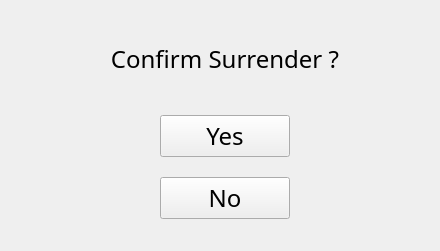
Generals-OI/Generals.OI, file src/gameWindow/surrenderWindow/surrenderWindow.ui: the form before one commit.
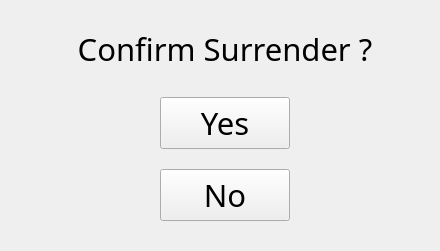
The form after the commit.

Commit message: fix: filled the background color of 'SurrenderWindow'

The edit to the form file:
```diff
--- a/src/gameWindow/surrenderWindow/surrenderWindow.ui
+++ b/src/gameWindow/surrenderWindow/surrenderWindow.ui
@@ -13,7 +13,7 @@
   <property name="font">
    <font>
     <family>Quicksand Medium</family>
-    <pointsize>18</pointsize>
+    <pointsize>12</pointsize>
    </font>
   </property>
   <property name="windowTitle">
@@ -47,6 +47,12 @@
    </item>
    <item>
     <widget class="QLabel" name="lbSurrender">
+     <property name="font">
+      <font>
+       <family>Quicksand Medium</family>
+       <pointsize>23</pointsize>
+      </font>
+     </property>
      <property name="text">
       <string>Confirm Surrender ?</string>
      </property>
@@ -99,6 +105,12 @@
            <verstretch>0</verstretch>
           </sizepolicy>
          </property>
+         <property name="font">
+          <font>
+           <family>Quicksand Medium</family>
+           <pointsize>23</pointsize>
+          </font>
+         </property>
          <property name="text">
           <string>Yes</string>
          </property>
@@ -112,6 +124,12 @@
            <verstretch>0</verstretch>
           </sizepolicy>
          </property>
+         <property name="font">
+          <font>
+           <family>Quicksand Medium</family>
+           <pointsize>23</pointsize>
+          </font>
+         </property>
          <property name="text">
           <string>No</string>
          </property>
```
The commit also changes 2 other files.
